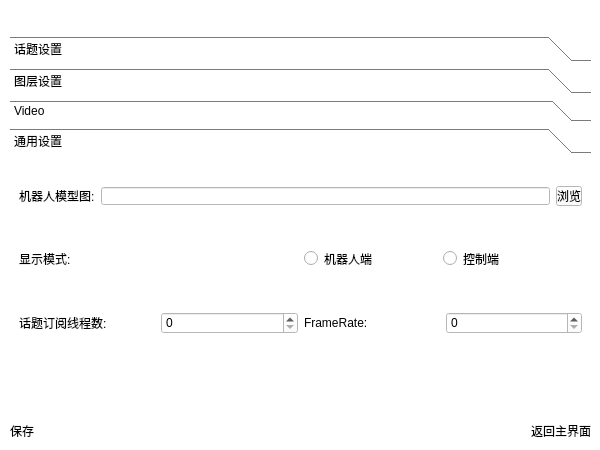
The window that ui/loginwidget.ui (chengyangkj/Ros_Qt5_Gui_App) describes before a commit, drawn with Qt 5.
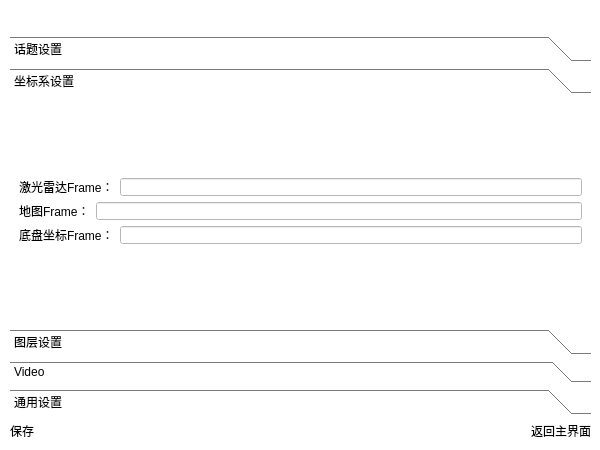
The same window after the commit. The open tabs and pages were chosen to show the change. Icons and pictures are not drawn.

Commit message: 坐标系漂移及部分bug修复

What changed in the file:
```diff
--- a/ui/loginwidget.ui
+++ b/ui/loginwidget.ui
@@ -729,7 +729,7 @@
          <item>
           <widget class="QToolBox" name="toolBox">
            <property name="currentIndex">
-            <number>3</number>
+            <number>1</number>
            </property>
            <widget class="QWidget" name="page_3">
             <property name="geometry">
@@ -886,6 +886,59 @@
              </item>
             </layout>
            </widget>
+           <widget class="QWidget" name="page_7">
+            <attribute name="label">
+             <string>坐标系设置</string>
+            </attribute>
+            <layout class="QVBoxLayout" name="verticalLayout_19">
+             <item>
+              <layout class="QVBoxLayout" name="verticalLayout_18">
+               <item>
+                <layout class="QHBoxLayout" name="horizontalLayout_33">
+                 <item>
+                  <widget class="QLabel" name="label_17">
+                   <property name="text">
+                    <string>激光雷达Frame：</string>
+                   </property>
+                  </widget>
+                 </item>
+                 <item>
+                  <widget class="QLineEdit" name="lineEdit_laserFrame"/>
+                 </item>
+                </layout>
+               </item>
+               <item>
+                <layout class="QHBoxLayout" name="horizontalLayout_34">
+                 <item>
+                  <widget class="QLabel" name="label_18">
+                   <property name="text">
+                    <string>地图Frame：</string>
+                   </property>
+                  </widget>
+                 </item>
+                 <item>
+                  <widget class="QLineEdit" name="lineEdit_mapFrame"/>
+                 </item>
+                </layout>
+               </item>
+               <item>
+                <layout class="QHBoxLayout" name="horizontalLayout_35">
+                 <item>
+                  <widget class="QLabel" name="label_19">
+                   <property name="text">
+                    <string>底盘坐标Frame：</string>
+                   </property>
+                  </widget>
+                 </item>
+                 <item>
+                  <widget class="QLineEdit" name="lineEdit_baseFrame"/>
+                 </item>
+                </layout>
+               </item>
+              </layout>
+             </item>
+            </layout>
+           </widget>
            <widget class="QWidget" name="page_6">
             <property name="geometry">
              <rect>
@@ -1241,7 +1294,7 @@
               <x>0</x>
               <y>0</y>
               <width>579</width>
-              <height>228</height>
+              <height>191</height>
              </rect>
             </property>
             <attribute name="label">
```
Left out of the diff: 8 changed lines with no effect on the pictures. The commit also changes 6 other files.
